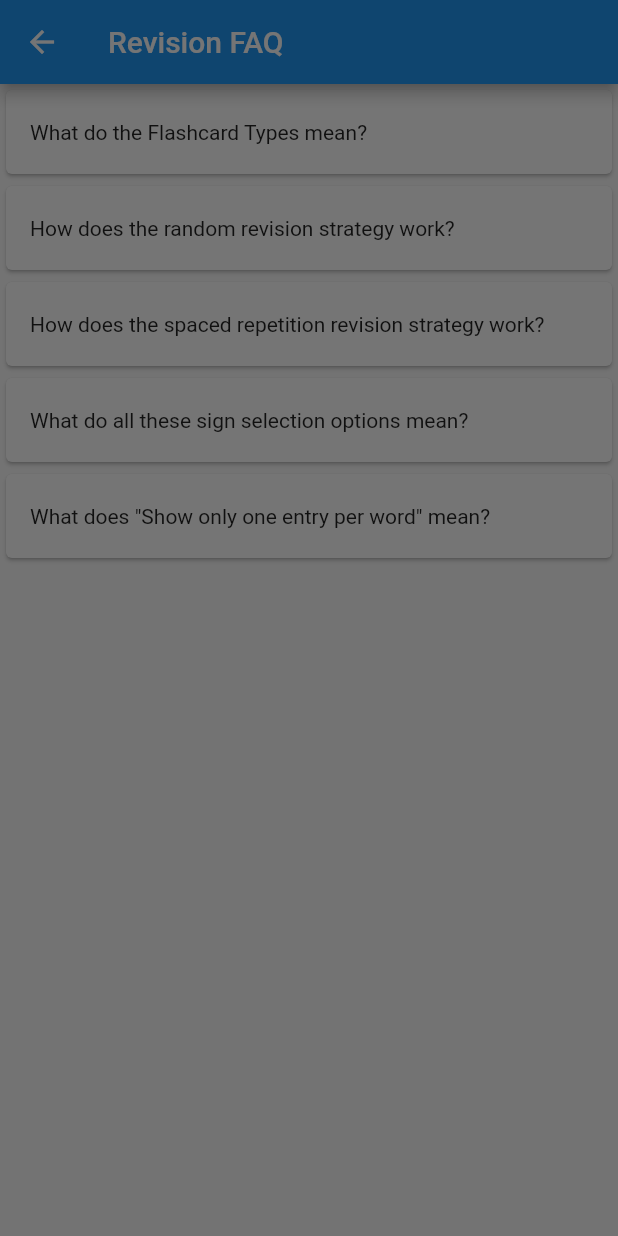
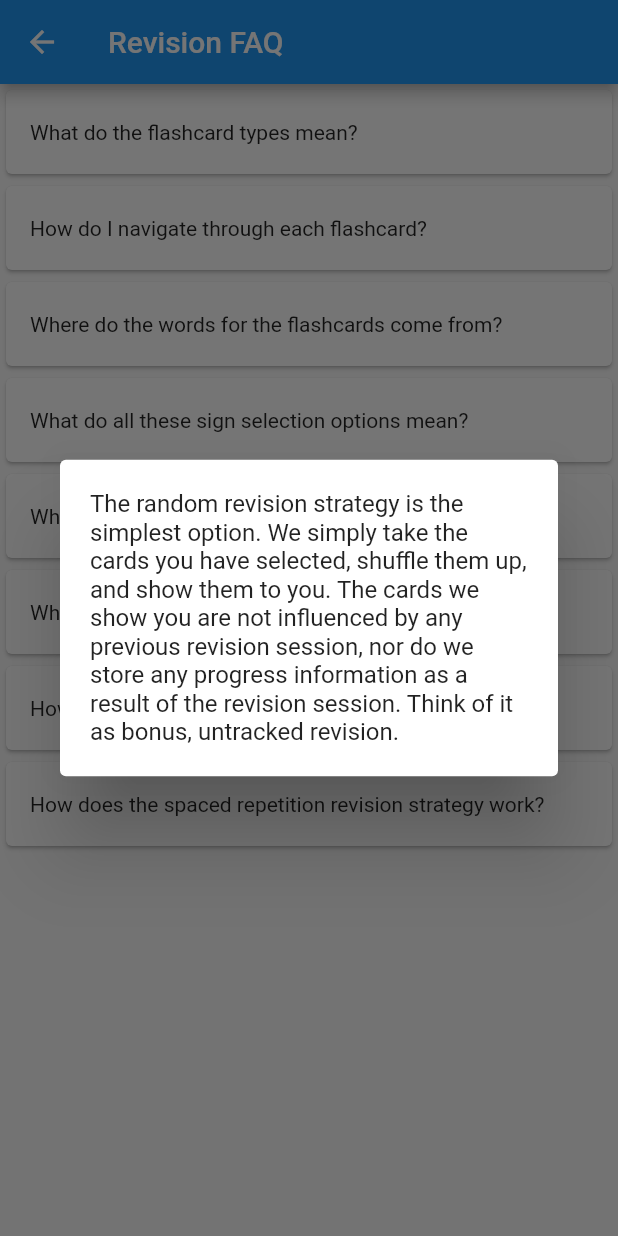
Before and after one commit to banool/auslan_dictionary, a Flutter app: the FlashcardsHelpPage screen opened directly, after a tap on "How does the random revision strategy wo", on a phone screen of 412 x 824 dp. Run offline on Flutter 3.47's test engine with Material 2 defaults, Android fonts, the phone set to English and light mode, and no system bars; our stand-ins replace carousel_slider, dots_indicator, flutter_cache_manager, multi_select_flutter, settings_ui, shared_preferences and 1 more; missing offline and left inert: dolphinsr_dart, edit_distance, launch_review, mailto; accounts and stored records are empty; network calls fail; project files that could hold a hidden picture were left out.

Commit message:
Fill in information for flashcards help page

```diff
--- a/lib/flashcards_help_page.dart
+++ b/lib/flashcards_help_page.dart
@@ -1,5 +1,7 @@
 import 'package:auslan_dictionary/common.dart';
 import 'package:flutter/material.dart';
+
+import 'flashcards_landing_page.dart';
 
 class FlashcardsHelpPage extends StatefulWidget {
   @override
@@ -9,15 +11,77 @@ class FlashcardsHelpPage extends StatefulWidget {
 class _FlashcardsHelpPageState extends State<FlashcardsHelpPage> {
   @override
   Widget build(BuildContext context) {
-    Map<String, Widget> items = {
-      "What do the Flashcard Types mean?": Container(),
-      "How does the random revision strategy work?": Container(),
-      "How does the spaced repetition revision strategy work?": Container(),
-      "What do all these sign selection options mean?": Container(),
-      "What does \"Show only one entry per word\" mean?": Container(),
+    Map<String, List<String>> items = {
+      "What do the flashcard types mean?": [
+        "There are two types of flashcards you can choose to revise. You must select at least one.",
+        "Sign -> Word: We show you someone performing a sign and you must recall what word that sign represents.",
+        "Word -> Sign: We show you a word and you must recall a sign for that word."
+      ],
+      "How do I navigate through each flashcard?": [
+        "Once you have hit \"Start\" you'll be presented with a flashcard "
+            "showing you a sign / word and a question like \"What sign "
+            "is this?\". Take a moment to think about it and when you're ready, "
+            "tap on the screen to reveal the answer. From there you can select "
+            "whether you remembered the answer correctly or not.",
+        "You can also just tap again anywhere if you got the answer right, as "
+            "we select that option by default.",
+      ],
+      "Where do the words for the flashcards come from?": [
+        "We use your favourites as the flashcard source. At some point we may "
+            "add support for other lists / user defined lists, but for now it's "
+            "just your favourites."
+      ],
+      "What do all these sign selection options mean?": [
+        "Within a single dictionary entry in Auslan Dictionary there may be "
+            "multiple \"sub-entries\", for example showing signs from different regions. "
+            "By default we automatically opt you in to signs that are known to be "
+            "used throughout the whole country, but you may also opt in to seeing "
+            "signs from specific regions (e.g. Northern, VIC, WA, etc). ",
+        "Many signs in the signbank don't have regional information attached. "
+            "For those you may enable \"$UNKNOWN_REGIONS_TEXT\". I would "
+            "generally recommend leaving this enabled, but we provide this option "
+            "based on whatever works best for you."
+      ],
+      "What does \"$ONLY_ONE_CARD_TEXT\" mean?": [
+        "Based on the other filtering options you have set, there may be "
+            "situations where there are multiple sub-entries for a single entry. "
+            "In other words, for a single word you might have a sub-entry from "
+            "VID, another from WA, and another that applies Australia-wide.",
+        "You may not want this behaviour, instead preferring to see only one "
+            "set of cards per word. If so, you should enable this option."
+      ],
+      "What is a revision strategy?": [
+        "A revision strategy determines how we decide what flashcards to show you and what information we store about your progress.",
+      ],
+      "How does the random revision strategy work?": [
+        "The random revision strategy is the simplest option. We simply take "
+            "the cards you have selected, shuffle them up, and show them to you. "
+            "The cards we show you are not influenced by any previous revision "
+            "session, nor do we store any progress information as a result of the "
+            "revision session. Think of it as bonus, untracked revision.",
+      ],
+      "How does the spaced repetition revision strategy work?": [
+        "This strategy follows a Spaced Reptition Learning approach to revision. "
+            "Imagine a set of buckets. When a card is first added, it is put in the "
+            "first bucket. If you successfully recall what that card is, we move it "
+            "into the second bucket. If you get it right again, we move it into the "
+            "third bucket. Conversely, if you forget a card, we move it back a bucket.",
+        "When a card is in the earlier buckets, we show it to you more frequently "
+            "to help you learn. As you become more confident with a card and it "
+            "moves into higher buckets, we show you the card less and less "
+            "frequently.",
+        "When you select this option, we figure out which cards are "
+            "due at that particular time. You may not see every card in every "
+            "review session, as some cards might not be due until a later date.",
+        "Spaced Repetition Learning is most effective if you check in often, "
+            "ideally every day (otherwise the cards can tend to pile up). Fortunately, "
+            "if a single session seems overwhelming because there are so many "
+            "cards to review, you can exit early and we will save your progress "
+            "so far, leaving you fewer cards to review next time."
+      ],
     };
     List<Widget> tiles = [];
-    for (MapEntry<String, Widget> e in items.entries) {
+    for (MapEntry<String, List<String>> e in items.entries) {
       tiles.add(Card(
         child: ListTile(
           title: Text(
@@ -28,8 +92,21 @@ class _FlashcardsHelpPageState extends State<FlashcardsHelpPage> {
           onTap: () async => showDialog(
               context: context,
               builder: (BuildContext context) {
-                SimpleDialog dialog = SimpleDialog();
-                return dialog;
+                List<Widget> children = [];
+                for (String s in e.value) {
+                  children.add(Text(
+                    s,
+                    strutStyle: StrutStyle(fontSize: 15),
+                  ));
+                  children.add(Padding(
+                    padding: EdgeInsets.only(top: 20),
+                  ));
+                }
+                children.removeLast();
+                return SimpleDialog(
+                  contentPadding: EdgeInsets.all(20),
+                  children: children,
+                );
               }),
         ),
       ));
--- a/lib/flashcards_landing_page.dart
+++ b/lib/flashcards_landing_page.dart
@@ -34,6 +34,9 @@ const String KEY_WORD_TO_SIGN = "word_to_sign";
 const String KEY_USE_UNKNOWN_REGION_SIGNS = "use_unknown_region_signs";
 const String KEY_REVISION_STRATEGY = "revision_strategy";
 const String KEY_ONE_CARD_PER_WORD = "one_card_per_word";
+
+const String ONLY_ONE_CARD_TEXT = "Show only one set of cards per word";
+const String UNKNOWN_REGIONS_TEXT = "Signs with unknown region";
 
 class FlashcardsPageController {
   bool isMounted = false;
@@ -365,7 +368,7 @@ class _FlashcardsLandingPageState extends State<FlashcardsLandingPage> {
                 ),
                 SettingsTile.switchTile(
                   title: Text(
-                    'Signs with unknown region',
+                    UNKNOWN_REGIONS_TEXT,
                     style: TextStyle(fontSize: 15),
                   ),
                   initialValue: useUnknownRegionSigns,
@@ -381,7 +384,7 @@ class _FlashcardsLandingPageState extends State<FlashcardsLandingPage> {
                 ),
                 SettingsTile.switchTile(
                   title: Text(
-                    'Show only one entry per word',
+                    ONLY_ONE_CARD_TEXT,
                     style: TextStyle(fontSize: 15),
                   ),
                   initialValue:
--- a/pubspec.yaml
+++ b/pubspec.yaml
@@ -15,7 +15,7 @@ publish_to: 'none' # Remove this line if you wish to publish to pub.dev
 # In iOS, build-name is used as CFBundleShortVersionString while build-number used as CFBundleVersion.
 # Read more about iOS versioning at
 # https://developer.apple.com/library/archive/documentation/General/Reference/InfoPlistKeyReference/Articles/CoreFoundationKeys.html
-version: 1.6.65+512
+version: 1.6.66+513
 
 environment:
   sdk: '>=2.12.0 <3.0.0'
```
